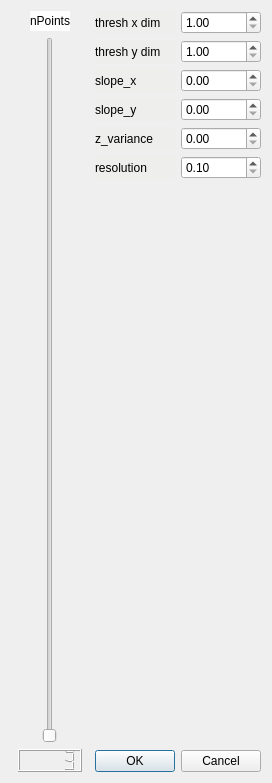
Qt form src/three_lab/src/gui/dialog_sloped_cloud.ui (philko4711/phillib) before a commit.
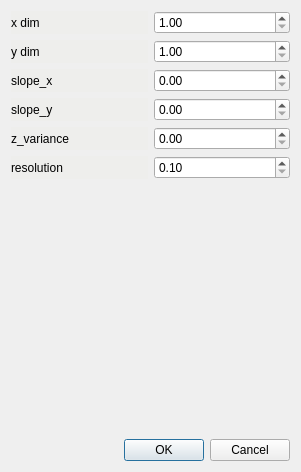
The same form after that commit.

Commit message: Added a new dialog for the random plane

What changed in the file:
```diff
--- a/src/three_lab/src/gui/dialog_sloped_cloud.ui
+++ b/src/three_lab/src/gui/dialog_sloped_cloud.ui
@@ -6,138 +6,15 @@
    <rect>
     <x>0</x>
     <y>0</y>
-    <width>272</width>
-    <height>783</height>
+    <width>301</width>
+    <height>472</height>
    </rect>
   </property>
   <property name="windowTitle">
    <string>Slope Input</string>
   </property>
-  <layout class="QHBoxLayout" name="horizontalLayout_10">
-   <item>
     <layout class="QVBoxLayout" name="verticalLayout">
      <item>
-      <layout class="QHBoxLayout" name="horizontalLayout_3">
-       <item>
-        <spacer name="horizontalSpacer_5">
-         <property name="orientation">
-          <enum>Qt::Horizontal</enum>
-         </property>
-         <property name="sizeHint" stdset="0">
-          <size>
-           <width>40</width>
-           <height>20</height>
-          </size>
-         </property>
-        </spacer>
-       </item>
-       <item>
-        <widget class="QLabel" name="label">
-         <property name="styleSheet">
-          <string notr="true">background-color: rgb(255, 255, 255);</string>
-         </property>
-         <property name="text">
-          <string>nPoints</string>
-         </property>
-        </widget>
-       </item>
-       <item>
-        <spacer name="horizontalSpacer_6">
-         <property name="orientation">
-          <enum>Qt::Horizontal</enum>
-         </property>
-         <property name="sizeHint" stdset="0">
-          <size>
-           <width>40</width>
-           <height>20</height>
-          </size>
-         </property>
-        </spacer>
-       </item>
-      </layout>
-     </item>
-     <item>
-      <layout class="QHBoxLayout" name="horizontalLayout">
-       <item>
-        <spacer name="horizontalSpacer">
-         <property name="orientation">
-          <enum>Qt::Horizontal</enum>
-         </property>
-         <property name="sizeHint" stdset="0">
-          <size>
-           <width>40</width>
-           <height>20</height>
-          </size>
-         </property>
-        </spacer>
-       </item>
-       <item>
-        <widget class="QSlider" name="verticalSliderNpoints">
-         <property name="minimum">
-          <number>3</number>
-         </property>
-         <property name="orientation">
-          <enum>Qt::Vertical</enum>
-         </property>
-        </widget>
-       </item>
-       <item>
-        <spacer name="horizontalSpacer_2">
-         <property name="orientation">
-          <enum>Qt::Horizontal</enum>
-         </property>
-         <property name="sizeHint" stdset="0">
-          <size>
-           <width>40</width>
-           <height>20</height>
-          </size>
-         </property>
-        </spacer>
-       </item>
-      </layout>
-     </item>
-     <item>
-      <layout class="QHBoxLayout" name="horizontalLayout_2">
-       <item>
-        <spacer name="horizontalSpacer_3">
-         <property name="orientation">
-          <enum>Qt::Horizontal</enum>
-         </property>
-         <property name="sizeHint" stdset="0">
-          <size>
-           <width>40</width>
-           <height>20</height>
-          </size>
-         </property>
-        </spacer>
-       </item>
-       <item>
-        <widget class="QLCDNumber" name="lcdNumberNpoints">
-         <property name="intValue" stdset="0">
-          <number>3</number>
-         </property>
-        </widget>
-       </item>
-       <item>
-        <spacer name="horizontalSpacer_4">
-         <property name="orientation">
-          <enum>Qt::Horizontal</enum>
-         </property>
-         <property name="sizeHint" stdset="0">
-          <size>
-           <width>40</width>
-           <height>20</height>
-          </size>
-         </property>
-        </spacer>
-       </item>
-      </layout>
-     </item>
-    </layout>
-   </item>
-   <item>
-    <layout class="QVBoxLayout" name="verticalLayout_2">
-     <item>
       <layout class="QHBoxLayout" name="horizontalLayout_6">
        <item>
         <widget class="QLabel" name="label_5">
@@ -145,7 +22,7 @@
           <string notr="true">background-color: rgb(238, 238, 236);</string>
          </property>
          <property name="text">
-          <string>thresh x dim</string>
+        <string>x dim</string>
          </property>
         </widget>
        </item>
@@ -172,7 +49,7 @@
           <string notr="true">background-color: rgb(238, 238, 236);</string>
          </property>
          <property name="text">
-          <string>thresh y dim</string>
+        <string>y dim</string>
          </property>
         </widget>
        </item>
@@ -298,7 +175,7 @@
        <property name="sizeHint" stdset="0">
         <size>
          <width>20</width>
-         <height>40</height>
+       <height>2</height>
         </size>
        </property>
       </spacer>
@@ -314,8 +191,6 @@
       </widget>
      </item>
     </layout>
-   </item>
-  </layout>
  </widget>
  <resources/>
  <connections>
```
Left out of the diff: 16 changed lines with no effect on the pictures. Lines whose indentation alone changed are shown as unchanged. The commit also changes 2 other files.
